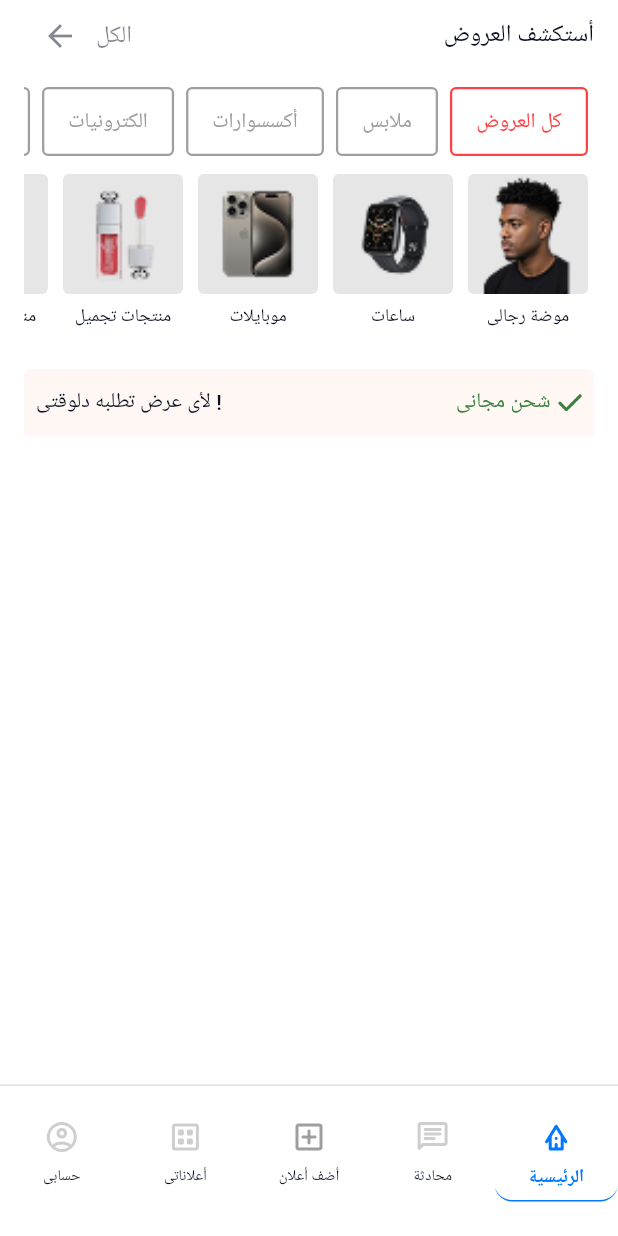
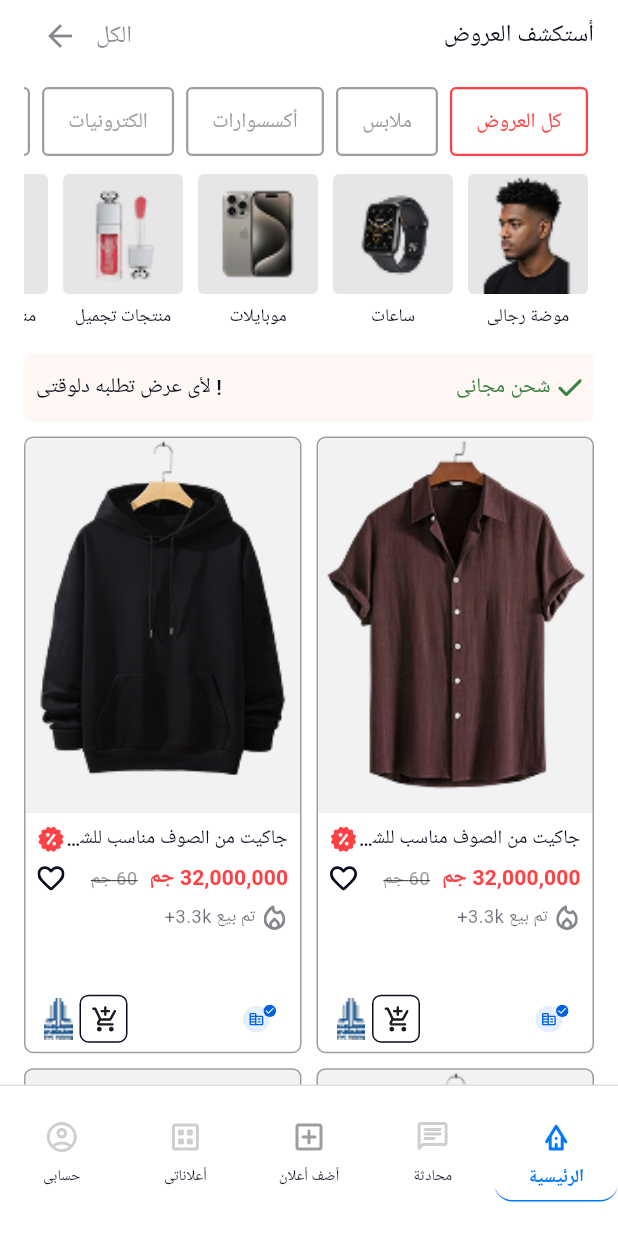
Before and after one commit to essammetwally1/flutter_task_essam_elmetwally, a Flutter app: the screen it shows after launch, on a phone screen of 412 x 824 dp. Run offline on Flutter 3.47's test engine with Material 3 defaults, Android fonts, the light colour scheme and no system bars; our stand-ins replace flutter_svg.

Commit message:
create grid view and product item widget

```diff
--- /dev/null
+++ b/lib/components/product_item.dart
@@ -0,0 +1,156 @@
+import 'package:flutter/material.dart';
+import 'package:flutter_svg/svg.dart';
+import 'package:flutter_task_essam_elmetwally/app_theme.dart';
+
+class ProductItem extends StatelessWidget {
+  final String imagePath;
+  final String title;
+  final String price;
+  final String oldPrice;
+  final String soldCount;
+  final TextTheme textTheme;
+
+  const ProductItem({
+    super.key,
+    required this.imagePath,
+    required this.title,
+    required this.price,
+    required this.oldPrice,
+    required this.soldCount,
+    required this.textTheme,
+  });
+
+  @override
+  Widget build(BuildContext context) {
+    return Directionality(
+      textDirection: TextDirection.rtl,
+      child: Container(
+        decoration: BoxDecoration(
+          color: AppTheme.white,
+          borderRadius: BorderRadius.circular(6),
+          border: Border.all(color: AppTheme.grey),
+        ),
+        child: Column(
+          crossAxisAlignment: CrossAxisAlignment.start,
+          children: [
+            Image.asset(
+              imagePath,
+              fit: BoxFit.cover,
+              height: 250,
+              width: double.infinity,
+            ),
+            const SizedBox(height: 8),
+            Expanded(
+              child: Padding(
+                padding: const EdgeInsets.symmetric(horizontal: 8),
+                child: Column(
+                  children: [
+                    Row(
+                      children: [
+                        Expanded(
+                          child: Text(
+                            title,
+                            style: textTheme.titleSmall!.copyWith(
+                              color: AppTheme.black,
+                              fontSize: 13,
+                              fontWeight: FontWeight.w500,
+                            ),
+                            maxLines: 1,
+                            overflow: TextOverflow.ellipsis,
+                          ),
+                        ),
+                        SvgPicture.asset(
+                          'assets/icons/%.svg',
+                          width: 18,
+                          height: 18,
+                        ),
+                      ],
+                    ),
+                    const SizedBox(height: 6),
+                    Row(
+                      children: [
+                        Text(
+                          price,
+                          style: textTheme.titleSmall!.copyWith(
+                            color: AppTheme.primary,
+                            fontWeight: FontWeight.bold,
+                          ),
+                        ),
+                        const SizedBox(width: 8),
+                        Text(
+                          oldPrice,
+                          style: textTheme.bodySmall!.copyWith(
+                            decoration: TextDecoration.lineThrough,
+                            color: AppTheme.grey,
+                          ),
+                        ),
+                        Spacer(),
+                        SvgPicture.asset(
+                          'assets/icons/love.svg',
+                          width: 18,
+                          height: 18,
+                        ),
+                      ],
+                    ),
+                    const SizedBox(height: 6),
+                    Row(
+                      mainAxisAlignment: MainAxisAlignment.start,
+                      children: [
+                        SvgPicture.asset(
+                          'assets/icons/sell.svg',
+                          width: 18,
+                          height: 18,
+                        ),
+                        SizedBox(width: 4),
+                        Text(
+                          soldCount,
+                          style: textTheme.bodySmall!.copyWith(
+                            color: AppTheme.black.withValues(alpha: .6),
+                          ),
+                        ),
+                      ],
+                    ),
+                    const Spacer(),
+                    Row(
+                      children: [
+                        const SizedBox(width: 8),
+
+                        SvgPicture.asset(
+                          'assets/icons/coins.svg',
+                          width: 22,
+                          height: 22,
+                        ),
+                        const Spacer(),
+                        Container(
+                          padding: const EdgeInsets.all(6),
+                          decoration: BoxDecoration(
+                            color: AppTheme.white,
+                            borderRadius: BorderRadius.circular(6),
+                            border: Border.all(color: AppTheme.black),
+                          ),
+                          child: SvgPicture.asset(
+                            'assets/icons/cart.svg',
+                            width: 18,
+                            height: 18,
+                          ),
+                        ),
+
+                        Image.asset(
+                          'assets/images/logoimage.png',
+                          width: 28,
+                          height: 28,
+                          fit: BoxFit.contain,
+                        ),
+                      ],
+                    ),
+                    SizedBox(height: 6),
+                  ],
+                ),
+              ),
+            ),
+          ],
+        ),
+      ),
+    );
+  }
+}
--- a/lib/tabs/home_tab.dart
+++ b/lib/tabs/home_tab.dart
@@ -1,6 +1,7 @@
 import 'package:flutter/material.dart';
 import 'package:flutter_svg/svg.dart';
 import 'package:flutter_task_essam_elmetwally/app_theme.dart';
+import 'package:flutter_task_essam_elmetwally/components/product_item.dart';
 
 class HomeTab extends StatefulWidget {
   const HomeTab({super.key});
@@ -25,6 +26,17 @@
     'assets/images/image1.png',
     'assets/images/image2.png',
     'assets/images/image3.png',
+    'assets/images/image4.png',
+    'assets/images/image5.png',
+    'assets/images/image6.png',
+  ];
+  final List<String> products = [
+    'assets/images/item1.png',
+    'assets/images/item2.png',
+    'assets/images/item3.png',
+    'assets/images/item1.png',
+    'assets/images/item2.png',
+    'assets/images/item3.png',
     'assets/images/image4.png',
     'assets/images/image5.png',
     'assets/images/image6.png',
@@ -66,6 +78,8 @@
         padding: const EdgeInsets.symmetric(horizontal: 16),
         child: Column(
           children: [
+            Column(
+              children: [
                 Row(
                   children: [
                     IconButton(
@@ -92,8 +106,7 @@
                     ),
                   ],
                 ),
-            SizedBox(height: 10),
-
+                const SizedBox(height: 10),
                 Directionality(
                   textDirection: TextDirection.rtl,
                   child: TabBar(
@@ -112,7 +125,9 @@
                           ),
                           decoration: BoxDecoration(
                             border: Border.all(
-                          color: isSelected ? AppTheme.primary : AppTheme.grey,
+                              color: isSelected
+                                  ? AppTheme.primary
+                                  : AppTheme.grey,
                               width: 1.5,
                             ),
                             borderRadius: BorderRadius.circular(4),
@@ -122,7 +137,9 @@
                             style: TextStyle(
                               fontSize: 14,
                               fontWeight: FontWeight.w500,
-                          color: isSelected ? AppTheme.primary : AppTheme.grey,
+                              color: isSelected
+                                  ? AppTheme.primary
+                                  : AppTheme.grey,
                             ),
                           ),
                         ),
@@ -130,7 +147,15 @@
                     }).toList(),
                   ),
                 ),
-            SizedBox(height: 10),
+                const SizedBox(height: 10),
+              ],
+            ),
+
+            Expanded(
+              child: SingleChildScrollView(
+                physics: const BouncingScrollPhysics(),
+                child: Column(
+                  children: [
                     SizedBox(
                       height: 120,
                       child: Directionality(
@@ -138,9 +163,10 @@
                         child: ListView.separated(
                           scrollDirection: Axis.horizontal,
                           padding: const EdgeInsets.symmetric(horizontal: 4),
-
+                          physics: const BouncingScrollPhysics(),
                           itemCount: images.length,
-                  separatorBuilder: (_, __) => const SizedBox(width: 10),
+                          separatorBuilder: (_, __) =>
+                              const SizedBox(width: 10),
                           itemBuilder: (context, index) {
                             return Column(
                               mainAxisSize: MainAxisSize.min,
@@ -175,11 +201,13 @@
                         ),
                       ),
                     ),
-            SizedBox(height: 10),
                     Container(
-              padding: EdgeInsets.symmetric(horizontal: 8, vertical: 12),
+                      padding: const EdgeInsets.symmetric(
+                        horizontal: 8,
+                        vertical: 12,
+                      ),
                       decoration: BoxDecoration(
-                color: Color(0xFFfff7f4),
+                        color: const Color(0xFFfff7f4),
                         borderRadius: BorderRadius.circular(4),
                       ),
                       child: Row(
@@ -190,16 +218,47 @@
                               color: AppTheme.black,
                             ),
                           ),
-                  Spacer(),
+                          const Spacer(),
                           Text(
                             'شحن مجانى',
                             style: textTheme.titleSmall!.copyWith(
                               color: AppTheme.green,
                             ),
                           ),
-                  SizedBox(width: 5),
+                          const SizedBox(width: 5),
                           SvgPicture.asset('assets/icons/check.svg'),
                         ],
+                      ),
+                    ),
+                    const SizedBox(height: 10),
+                    GridView.builder(
+                      physics: const NeverScrollableScrollPhysics(),
+                      shrinkWrap: true,
+                      gridDelegate:
+                          const SliverGridDelegateWithFixedCrossAxisCount(
+                            crossAxisCount: 2,
+                            mainAxisSpacing: 10,
+                            crossAxisSpacing: 10,
+                            childAspectRatio: .45,
+                          ),
+                      itemCount: products.length,
+                      itemBuilder: (context, index) {
+                        // Use a reusable ProductItem widget
+                        return ProductItem(
+                          imagePath: products[index],
+
+                          title:
+                              'جاكيت من الصوف مناسب للشتاء - تصميم مريح وعصري',
+                          price: '32,000,000 جم',
+                          oldPrice: '60 جم',
+                          soldCount: 'تم بيع 3.3k+',
+                          textTheme: textTheme,
+                        );
+                      },
+                    ),
+                    const SizedBox(height: 20),
+                  ],
+                ),
               ),
             ),
           ],
@@ -208,3 +267,5 @@
     );
   }
 }
+
+/// Reusable product card matching the UI in the screenshot.
```
Also changed, not shown: assets/icons/coins.svg (added), assets/icons/conis.svg (deleted), assets/icons/love.svg (added), assets/icons/sell.svg (added), assets/images/logoimage.png (added). Lines whose indentation alone changed are shown as unchanged.
